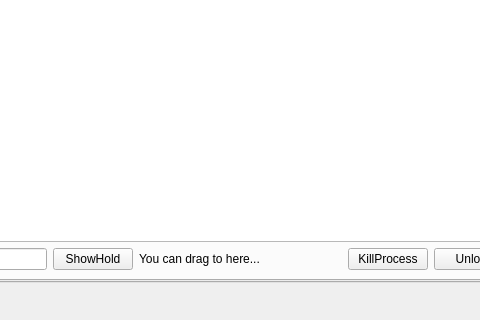
BlackINT3/OpenArk, file src/OpenArk/ui/kernel.ui: the form before one commit; both pictures show x 360 to 840 and y 410 to 730 of the 982 by 730 pixel window.
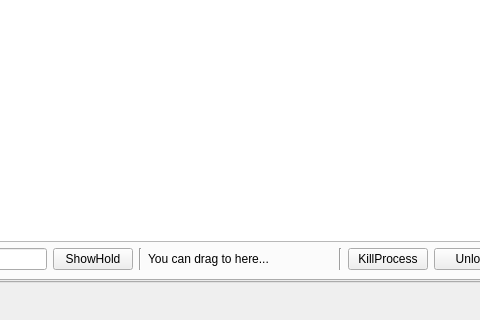
The form after the commit. The open tabs and pages were chosen to show the change.

Commit message: Unlock file support multiselection.

```diff
--- a/src/OpenArk/ui/kernel.ui
+++ b/src/OpenArk/ui/kernel.ui
@@ -757,6 +757,13 @@
                </property>
               </widget>
              </item>
+             <item>
+              <widget class="Line" name="line">
+               <property name="orientation">
+                <enum>Qt::Vertical</enum>
+               </property>
+              </widget>
+             </item>
              <item>
               <widget class="QLabel" name="label">
                <property name="text">
@@ -777,6 +784,13 @@
                </property>
               </spacer>
              </item>
+             <item>
+              <widget class="Line" name="line_2">
+               <property name="orientation">
+                <enum>Qt::Vertical</enum>
+               </property>
+              </widget>
+             </item>
              <item>
               <widget class="QPushButton" name="pushButton_3">
                <property name="text">
```
Left out of the diff: 11 changed lines with no effect on the pictures. The commit also changes 1 other file.
